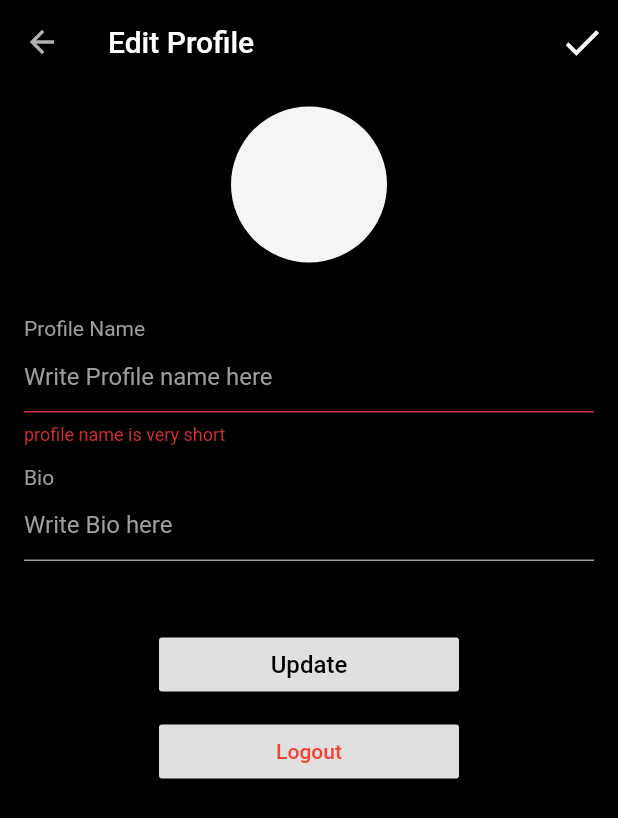
After one commit to SHINDONGDONG/Flutter_instagram, a Flutter app: the EditProfilePage screen opened directly, after a tap on "Update", on a phone screen of 412 x 824 dp. The commit adds this screen. Shown: the top 818 px of the screen. Run offline on Flutter 3.47's test engine with Material 2 defaults, Android fonts, the phone set to English and light mode, and no system bars; our stand-ins replace cached_network_image, cloud_firestore, firebase_storage, geolocator, google_sign_in, image_picker; accounts and stored records are empty.

Commit message:
user profile update _ logout

```diff
--- /dev/null
+++ b/lib/pages/EditProfilePage.dart
@@ -0,0 +1,197 @@
+import 'package:cached_network_image/cached_network_image.dart';
+import 'package:cloud_firestore/cloud_firestore.dart';
+import 'package:flutter/material.dart';
+import 'package:flutter_insta/Widgets/progress_widget.dart';
+import 'package:flutter_insta/models/user.dart';
+import 'package:flutter_insta/pages/homepage.dart';
+
+class EditProfilePage extends StatefulWidget {
+  final String currentOnlineUserId;
+
+  EditProfilePage({this.currentOnlineUserId});
+
+  @override
+  _EditProfilePageState createState() => _EditProfilePageState();
+}
+
+class _EditProfilePageState extends State<EditProfilePage> {
+  TextEditingController profileTextEditingController = TextEditingController();
+  TextEditingController bioTextEditingController = TextEditingController();
+  final _scaffoldGlobalkey = GlobalKey<ScaffoldState>(); //스캐폴드 전역키
+  bool loading = false; //로딩중이냐?
+  User user; //User Bean을 선언
+  bool _bioValid = true;
+  bool _profileNameValid = true;
+
+
+  void initState(){         //앱이 시작되기전에 젤 처음 시작되는 메소드
+    super.initState();
+
+    getAndDisplayUserInfomation();
+  }
+
+  getAndDisplayUserInfomation() async {
+    setState(() {
+      loading = true;
+    });
+    DocumentSnapshot documentSnapshot = await userReference.document(widget.currentOnlineUserId).get();
+    //도큐먼트 스냅샷으로 userreperce를 참조하여 현재 currentid를 가지고옴
+    user = User.formDocument(documentSnapshot);
+    //user에 documentsnapshot 정보를 넣어줌
+
+    profileTextEditingController.text = user.profileName;     //에디트부분에 바로 profilename이 입력되도록
+    bioTextEditingController.text = user.bio;
+
+    setState(() {
+      loading = false;
+    });
+
+
+  }
+
+
+
+
+  updateUserData(){
+    setState(() {
+      profileTextEditingController.text.trim().length < 3 || profileTextEditingController.text.isEmpty ?
+      _profileNameValid = false : _profileNameValid = true;
+
+      bioTextEditingController.text.trim().length > 110 ? _bioValid = false : _bioValid = true;
+
+      if(_bioValid && _profileNameValid){
+        userReference.document(widget.currentOnlineUserId).updateData({
+          "profileName" : profileTextEditingController.text,
+          "bio" : bioTextEditingController.text,
+        });
+
+        SnackBar snackBar = SnackBar(content: Text("Profile has been updated successfully"));
+        _scaffoldGlobalkey.currentState.showSnackBar(snackBar);
+
+      }
+
+
+    });
+  }
+
+
+
+  @override
+  Widget build(BuildContext context) {
+    return Scaffold(
+      key: _scaffoldGlobalkey,                          //key 글로벌키 선언
+      appBar: AppBar(
+        backgroundColor: Colors.black,
+        iconTheme: IconThemeData(color: Colors.white70),
+        title: Text("Edit Profile",style: TextStyle(color: Colors.white),),
+        actions: [
+          IconButton(icon: Icon(Icons.done,color: Colors.white,size: 30,),
+              onPressed: () => Navigator.pop(context),
+          ),
+        ],
+      ),
+      body: loading ? circularProgress() : ListView(
+        children: [
+          Container(
+            child: Column(
+              children: [
+                Padding(padding: EdgeInsets.only(top: 15,bottom: 7),
+                child: CircleAvatar(
+                  radius: 52,
+                  // backgroundImage: CachedNetworkImageProvider(user.url),
+                ),
+                ),
+                Padding(padding: EdgeInsets.all(16),
+                  child: Column(
+                    children: [
+                      createProfileNameTextFormField(),     //프로필 네임 수정하는 필드
+                      createBioTextFormField(),                //bio수정필드
+                    ],
+                  ),
+                ),
+                Padding(padding: EdgeInsets.only(top: 29,left: 50,right: 50),
+                  child: Container(
+                    width: 200,
+                    child: RaisedButton(
+                      onPressed: updateUserData,
+                      child: Text('Update',style: TextStyle(color: Colors.black,fontSize: 16),),
+                    ),
+                  ),
+                ),
+                Padding(padding: EdgeInsets.only(top: 10,left: 50,right: 50),
+                  child: Container(
+                    width: 200,
+                    child: RaisedButton(
+                      onPressed: logoutUser,
+                      child: Text('Logout',style: TextStyle(color: Colors.red,fontSize: 14),),
+                    ),
+                  ),
+                ),
+              ],
+            ),
+          )
+        ],
+      )
+    );
+  }
+
+
+  logoutUser()async{
+    await gSign.signOut();
+    Navigator.pushAndRemoveUntil(context, MaterialPageRoute(builder: (context)=>HomePage()), (route) => false);
+  }
+
+  Column createProfileNameTextFormField(){
+    return Column(
+      crossAxisAlignment: CrossAxisAlignment.start,
+      children: [
+        Padding(
+          padding:EdgeInsets.only(top: 13),
+          child: Text("Profile Name",style: TextStyle(color: Colors.grey),),
+        ),
+        TextField(
+          controller: profileTextEditingController,
+          style: TextStyle(color: Colors.white),
+          decoration: InputDecoration(
+            hintText: "Write Profile name here",
+            enabledBorder: UnderlineInputBorder(
+              borderSide: BorderSide(color: Colors.grey),
+            ),
+            focusedBorder: UnderlineInputBorder(
+              borderSide: BorderSide(color: Colors.white),
+            ),
+            hintStyle: TextStyle(color: Colors.grey),
+            errorText: _profileNameValid ? null : "profile name is very short",
+          ),
+        ),
+      ],
+    );
+  }
+
+  Column createBioTextFormField(){
+    return Column(
+      crossAxisAlignment: CrossAxisAlignment.start,
+      children: [
+        Padding(
+          padding:EdgeInsets.only(top: 13),
+          child: Text("Bio",style: TextStyle(color: Colors.grey),),
+        ),
+        TextField(
+          controller: bioTextEditingController,
+          style: TextStyle(color: Colors.white),
+          decoration: InputDecoration(
+            hintText: "Write Bio here",
+            enabledBorder: UnderlineInputBorder(
+              borderSide: BorderSide(color: Colors.grey),
+            ),
+            focusedBorder: UnderlineInputBorder(
+              borderSide: BorderSide(color: Colors.white),
+            ),
+            hintStyle: TextStyle(color: Colors.grey),
+            errorText: _bioValid ? null : "Bio is very long",
+          ),
+        ),
+      ],
+    );
+  }
+}
```
Also changed, not shown: lib/pages/homepage.dart (+4 -4 lines), lib/pages/profile_page.dart (+140 -1 lines).
